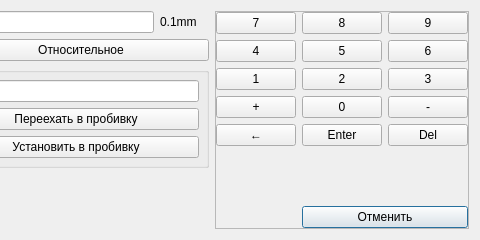
The window that phx-cnc-ui-mainform/src/CXLazerDirectionDialog.ui (superkulpa/phx-cnc-ui) describes before a commit, drawn with Qt 5; both pictures show x 320 to 800 and y 0 to 240 of the 800 by 240 pixel window.
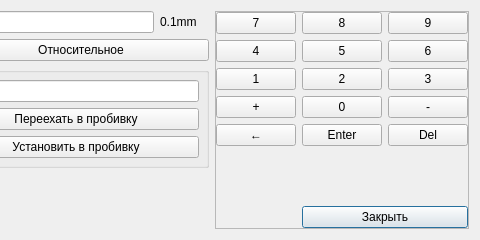
The same window after the commit. Custom widgets are drawn as their Qt base class.

What changed in the file:
```diff
--- a/phx-cnc-ui-mainform/src/CXLazerDirectionDialog.ui
+++ b/phx-cnc-ui-mainform/src/CXLazerDirectionDialog.ui
@@ -391,7 +391,7 @@
          <enum>Qt::NoFocus</enum>
         </property>
         <property name="text">
-         <string>Отменить</string>
+         <string>Закрыть</string>
         </property>
         <property name="default">
          <bool>true</bool>
```
